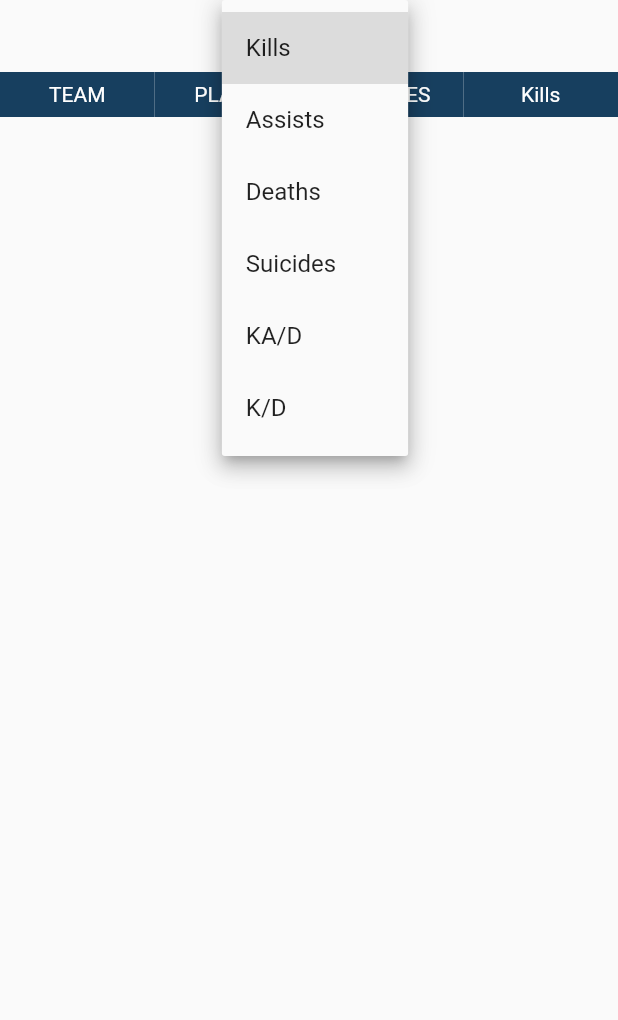
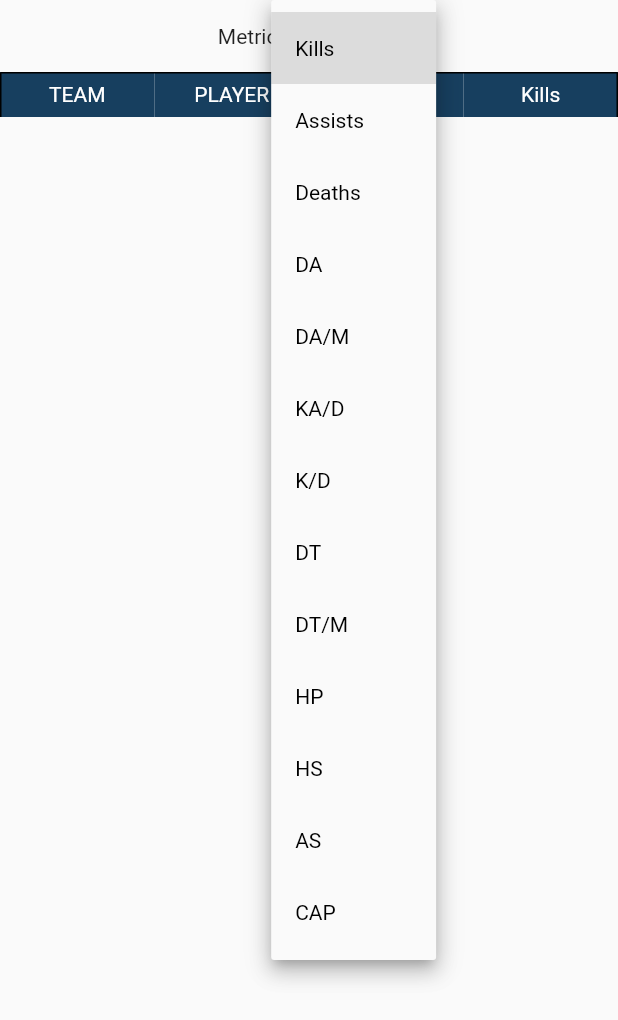
Before and after one commit to jhomlala/logstf, a Flutter app: the LogPlayersStatsView widget shown alone on an empty page, opened directly with empty values, after a tap on "Kills", on a phone screen of 412 x 824 dp. Shown: the top 1020 px of the screen. Run offline on Flutter 3.47's test engine with Material 2 defaults, Android fonts, the phone set to English and light mode, and no system bars; our stand-ins replace dio, rxdart; network calls fail.

Commit message:
Player detailed view implementation

```diff
--- /dev/null
+++ b/lib/manager/stats_manager.dart
@@ -0,0 +1,59 @@
+import 'package:logstf/model/average_player_stats.dart';
+import 'package:logstf/model/player.dart';
+
+class StatsManager {
+  static AveragePlayerStats getAveragePlayerStatsForAllPlayers(
+      List<Player> players) {
+    double averageKills = getAverage(getKills(players));
+    double averageDeaths = getAverage(getDeaths(players));
+    double averageAssists = getAverage(getAssists(players));
+
+    return AveragePlayerStats(
+        type: "ALL",
+        averageKills: averageKills,
+        averageDeaths: averageDeaths,
+        averageAssists: averageAssists);
+  }
+
+  static AveragePlayerStats getAveragePlayerStatsForTeam(
+      List<Player> players, String team) {
+    double averageKills = getAverage(getKills(players, team: team));
+    double averageDeaths = getAverage(getDeaths(players, team: team));
+    double averageAssists = getAverage(getAssists(players, team: team));
+
+    return AveragePlayerStats(
+        type: team,
+        averageKills: averageKills,
+        averageDeaths: averageDeaths,
+        averageAssists: averageAssists);
+  }
+
+  static List<int> getKills(List<Player> players, {String team}) {
+    players = filterTeam(players, team);
+    return players.map((player) => player.kills).toList();
+  }
+
+  static List<int> getDeaths(List<Player> players, {String team}) {
+    players = filterTeam(players, team);
+    return players.map((player) => player.deaths).toList();
+  }
+
+  static List<int> getAssists(List<Player> players, {String team}) {
+    players = filterTeam(players, team);
+    return players.map((player) => player.assists).toList();
+  }
+
+  static List<Player> filterTeam(List<Player> players, String team) {
+    if (team != null) {
+      return players.where((player) => player.team == team).toList();
+    } else {
+      return players;
+    }
+  }
+
+  static double getAverage(List<int> values) {
+    var valuesSum = 0.0;
+    values.forEach((value) => {valuesSum += value});
+    return valuesSum / values.length;
+  }
+}
--- /dev/null
+++ b/lib/model/average_player_stats.dart
@@ -0,0 +1,58 @@
+class AveragePlayerStats {
+  final String type;
+  final double averageKills;
+  final double averageDeaths;
+  final double averageAssists;
+  final int averageSuicides;
+  final double averageKapd;
+  final double averageKpd;
+  final int averageDmg;
+  final int averageDmgReal;
+  final int averageDt;
+  final int averageDtReal;
+  final int averageHr;
+  final int averageLks;
+  final int averageAs;
+  final int averageDapd;
+  final int averageDapm;
+  final int averageUbers;
+  final int averageDrops;
+  final int averageMedkits;
+  final int averageMedkitsHp;
+  final int averageBackstabs;
+  final int averageHeadshots;
+  final int averageHeadshotsHit;
+  final int averageSentries;
+  final int averageHeal;
+  final int averageCpc;
+  final int averageIc;
+
+  const AveragePlayerStats(
+      {this.type,
+      this.averageKills,
+      this.averageDeaths,
+      this.averageAssists,
+      this.averageSuicides,
+      this.averageKapd,
+      this.averageKpd,
+      this.averageDmg,
+      this.averageDmgReal,
+      this.averageDt,
+      this.averageDtReal,
+      this.averageHr,
+      this.averageLks,
+      this.averageAs,
+      this.averageDapd,
+      this.averageDapm,
+      this.averageUbers,
+      this.averageDrops,
+      this.averageMedkits,
+      this.averageMedkitsHp,
+      this.averageBackstabs,
+      this.averageHeadshots,
+      this.averageHeadshotsHit,
+      this.averageSentries,
+      this.averageHeal,
+      this.averageCpc,
+      this.averageIc});
+}
--- a/lib/model/player.dart
+++ b/lib/model/player.dart
@@ -73,5 +73,25 @@ class Player {
       assists: json["assists"],
       suicides: json["suicides"],
       kapd: json["kapd"],
-      kpd: json["kpd"]);
+      kpd: json["kpd"],
+      dmg: json["dmg"],
+      dmgReal: json["dmg_real"],
+      dt: json["dt"],
+      dtReal: json["dt_real"],
+      hr: json["hr"],
+      lks: json["lks"],
+      as: json["as"],
+      dapd: json["dapd"],
+      dapm: json["dapm"],
+      ubers: json["ubers"],
+      drops: json["drops"],
+      medkits: json["medkits"],
+      medkitsHp: json["medkits_hp"],
+      backstabs: json["backstabs"],
+      headshots: json["headshosts"],
+      headshotsHit: json["headshots_hit"],
+      sentries: json["sentries"],
+      heal: json["heal"],
+      cpc: json["cpc"],
+      ic: json["ic"]);
 }
--- a/lib/view/log_players_stats_view.dart
+++ b/lib/view/log_players_stats_view.dart
@@ -1,7 +1,12 @@
+import 'dart:collection';
+
 import 'package:flutter/material.dart';
+import 'package:logstf/manager/stats_manager.dart';
+import 'package:logstf/model/average_player_stats.dart';
 import 'package:logstf/model/log.dart';
 import 'package:logstf/model/player.dart';
 import 'package:logstf/util/app_utils.dart';
+import 'package:logstf/view/log_player_detailed_view.dart';
 
 class LogPlayersStatsView extends StatefulWidget {
   LogPlayersStatsView(this.log);
@@ -16,46 +21,81 @@ class _LogPlayersStatsViewState extends State<LogPlayersStatsView> {
   Map<String, Player> _players;
   Map<String, String> _playerNames;
   String _filterName = "Kills";
+  HashMap<String, AveragePlayerStats> _averagePlayerStatsMap;
+
 
   @override
   void initState() {
     super.initState();
     _players = widget.log.players;
     _playerNames = widget.log.names;
+    _averagePlayerStatsMap = HashMap();
+    _averagePlayerStatsMap["ALL"] =
+        StatsManager.getAveragePlayerStatsForAllPlayers(
+            _players.values.toList());
+    _averagePlayerStatsMap["Red"] = StatsManager.getAveragePlayerStatsForTeam(
+        _players.values.toList(), "Red");
+    _averagePlayerStatsMap["Blue"] = StatsManager.getAveragePlayerStatsForTeam(
+        _players.values.toList(), "Blue");
   }
 
   @override
   Widget build(BuildContext context) {
-    var _playersSteamIds = _players.keys.toList();
-    var _playersList = _players.values.toList();
+    return SingleChildScrollView(
+        child: Column(children: <Widget>[
+      _getFilterDropdownWidget(),
+      Table(
+        border: TableBorder(
+            left: BorderSide(
+              color: Colors.black,
+            ),
+            right: BorderSide(
+              color: Colors.black,
+            ),
+            top: BorderSide(
+              color: Colors.black,
+            )),
+        children: _getTableRows(),
+      )
+    ]));
+  }
 
-    /*return ListView.builder(
-        itemCount: _players.length,
-        itemBuilder: (buildContext, position) {
-          var player = _playersList[position];
-          return  Row(children: [
-            _getTeamWidget(player),
-            Container(width: 100, padding:EdgeInsets.only(left:5),child: Text(_getPlayerName(_playersSteamIds[position])))
-          ]);
-        });*/
-
-    return Column(children: <Widget>[
-       DropdownButton<String>(value: _filterName,
-        items: <String>['Kills', 'Assists', 'Deaths', 'Suicides', 'KA/D', 'K/D'].map((String value) {
+  Widget _getFilterDropdownWidget() {
+    return Row(mainAxisAlignment: MainAxisAlignment.center, children: [
+      Text("Metric: "),
+      Padding(
+        padding: EdgeInsets.only(left: 5),
+      ),
+      DropdownButton<String>(
+        value: _filterName,
+        style: TextStyle(color: Colors.black),
+        items: <String>[
+          "Kills",
+          "Assists",
+          "Deaths",
+          "DA",
+          "DA/M",
+          "KA/D",
+          "K/D",
+          "DT",
+          "DT/M",
+          "HP",
+          "HS",
+          "AS",
+          "CAP"
+        ].map((String value) {
           return new DropdownMenuItem<String>(
             value: value,
             child: new Text(value),
           );
         }).toList(),
         onChanged: (value) {
-         setState((){
+          setState(() {
             _filterName = value;
           });
         },
-      ),
-      Table(
-      children: _getTableRows(),
-    )]);
+      )
+    ]);
   }
 
   List<TableRow> _getTableRows() {
@@ -68,60 +108,132 @@ class _LogPlayersStatsViewState extends State<LogPlayersStatsView> {
       var player = playersListOrdered[index];
       var name = _playerNames[player.steamId];
 
-      var tableRow = TableRow(decoration: BoxDecoration(border:Border(bottom: BorderSide(color: Colors.black))),children: [
+      var tableRow = TableRow(
+          decoration: BoxDecoration(
+              border: Border(bottom: BorderSide(color: Colors.black))),
+          children: [
             _getTeamWidget(player),
-       _getPlayerNameWidget(name),
+            _getPlayerNameWidget(player, name),
             _getPlayerClassesWidget(player),
-       _getCurrentStatWidget(player)
+            _getCurrentStatWidget(player),
           ]);
       tableRowsList.add(tableRow);
     }
     return tableRowsList;
   }
 
+  void onPlayerClicked(Player player) {
+    Navigator.push(
+        context,
+        MaterialPageRoute(
+            builder: (context) => LogPlayerDetailedView(
+                widget.log, player, _averagePlayerStatsMap)));
+  }
 
-
-  List<Player> orderPlayersByField(List<Player> players){
+  List<Player> orderPlayersByField(List<Player> players) {
     List<Player> playersCopy = List();
     playersCopy.addAll(players);
-    switch(_filterName){
+    switch (_filterName) {
       case "Kills":
-        playersCopy.sort((player1,player2) => player2.kills.compareTo(player1.kills));
+        playersCopy
+            .sort((player1, player2) => player2.kills.compareTo(player1.kills));
         break;
       case "Deaths":
-        playersCopy.sort((player1,player2) => player2.deaths.compareTo(player1.deaths));
+        playersCopy.sort(
+            (player1, player2) => player2.deaths.compareTo(player1.deaths));
         break;
       case "Assists":
-        playersCopy.sort((player1, player2) =>
-            player2.assists.compareTo(player1.assists));
+        playersCopy.sort(
+            (player1, player2) => player2.assists.compareTo(player1.assists));
         break;
-      case "Suicides":
-        playersCopy.sort((player1,player2) => player2.suicides.compareTo(player1.suicides));
+      case "DA":
+        playersCopy
+            .sort((player1, player2) => player2.dmg.compareTo(player1.dmg));
+        break;
+
+      case "DA/M":
+        playersCopy
+            .sort((player1, player2) => player2.dapm.compareTo(player1.dapm));
         break;
       case "KA/D":
-        playersCopy.sort((player1,player2) => double.parse(player2.kapd).compareTo(double.parse(player1.kapd)));
+        playersCopy.sort((player1, player2) =>
+            double.parse(player2.kapd).compareTo(double.parse(player1.kapd)));
         break;
       case "K/D":
-        playersCopy.sort((player1,player2) => double.parse(player2.kpd).compareTo(double.parse(player1.kpd)));
+        playersCopy.sort((player1, player2) =>
+            double.parse(player2.kpd).compareTo(double.parse(player1.kpd)));
         break;
-
+      case "DT":
+        playersCopy
+            .sort((player1, player2) => player2.dt.compareTo(player1.dt));
+        break;
+      case "DT/M":
+        playersCopy.sort((player1, player2) =>
+            _calculateDamageTakenPerMinute(player2.dt)
+                .compareTo(_calculateDamageTakenPerMinute(player1.dt)));
+        break;
+      case "HP":
+        playersCopy.sort((player1, player2) =>
+            player2.medkitsHp.compareTo(player1.medkitsHp));
+        break;
+      case "HS":
+        playersCopy.sort((player1, player2) =>
+            player2.headshots.compareTo(player1.headshots));
+        break;
+      case "AS":
+        playersCopy
+            .sort((player1, player2) => player2.as.compareTo(player1.as));
+        break;
+      case "CAP":
+        playersCopy
+            .sort((player1, player2) => player2.as.compareTo(player1.as));
+        break;
     }
-
     return playersCopy;
   }
 
-  TableRow getHeaderTableRow(){
-    return TableRow(children: [_getHeaderWidget("TEAM"),_getHeaderWidget("PLAYER"), _getHeaderWidget("CLASSES"), _getHeaderWidget(_filterName)]);
+  double _calculateDamageTakenPerMinute(int damgeTaken) {
+    var length = widget.log.length / 60;
+    return damgeTaken / length;
   }
 
-
-  Widget _getHeaderWidget(String headerName){
-    return Container(height: 30,decoration: BoxDecoration(color: AppUtils.darkBlueColor,), child: Center(child:Text(headerName, style: TextStyle(color:Colors.white),)),);
+  TableRow getHeaderTableRow() {
+    return TableRow(children: [
+      _getHeaderWidget("TEAM"),
+      _getHeaderWidget("PLAYER"),
+      _getHeaderWidget("CLASSES"),
+      _getHeaderWidget(_filterName),
+    ]);
   }
 
-  Widget _getPlayerNameWidget(String name){
+  Widget _getHeaderWidget(String headerName) {
     return Container(
-      height:30,  padding: EdgeInsets.only(left: 5), child: Center(child: Text(name, overflow: TextOverflow.ellipsis,)),);
+      height: 30,
+      decoration: BoxDecoration(
+        color: AppUtils.darkBlueColor,
+      ),
+      child: Center(
+          child: Text(
+        headerName,
+        style: TextStyle(color: Colors.white),
+      )),
+    );
+  }
+
+  Widget _getPlayerNameWidget(Player player, String name) {
+    return InkWell(
+      onTap: () {
+        onPlayerClicked(player);
+      },
+      child: Container(
+          height: 30,
+          padding: EdgeInsets.only(left: 5),
+          child: Center(
+              child: Text(
+            name,
+            overflow: TextOverflow.ellipsis,
+          ))),
+    );
   }
 
   Widget _getPlayerClassesWidget(Player player) {
@@ -170,7 +282,12 @@ class _LogPlayersStatsViewState extends State<LogPlayersStatsView> {
         );
       }
     });
-    return Center(child: Container(height:30,child:Row(mainAxisAlignment:MainAxisAlignment.center,children: classIcons)));
+    return Center(
+        child: Container(
+            height: 30,
+            child: Row(
+                mainAxisAlignment: MainAxisAlignment.center,
+                children: classIcons)));
   }
 
   String _getPlayerName(String steamId) {
@@ -189,18 +306,24 @@ class _LogPlayersStatsViewState extends State<LogPlayersStatsView> {
       teamName = "BLU";
     }
 
-    return Container(
-      height:30,
-
-        decoration: BoxDecoration(color: teamColor, border: Border(bottom: BorderSide(color: Colors.black))),
+    return InkWell(
+        onTap: () {
+          onPlayerClicked(player);
+        },
+        child: Container(
+            height: 30,
+            width: 50,
+            decoration: BoxDecoration(
+                color: teamColor,
+                border: Border(bottom: BorderSide(color: Colors.black))),
             child: Center(
               child: Text(teamName, style: TextStyle(color: Colors.white)),
-        ));
+            )));
   }
 
   _getCurrentStatWidget(Player player) {
     String value = "";
-    switch (_filterName){
+    switch (_filterName) {
       case "Kills":
         value = "${player.kills}";
         break;
@@ -210,8 +333,11 @@ class _LogPlayersStatsViewState extends State<LogPlayersStatsView> {
       case "Assists":
         value = "${player.assists}";
         break;
-      case "Suicides":
-        value = "${player.suicides}";
+      case "DA":
+        value = "${player.dmg}";
+        break;
+      case "DA/M":
+        value = "${player.dapm}";
         break;
       case "KA/D":
         value = "${player.kapd}";
@@ -219,13 +345,31 @@ class _LogPlayersStatsViewState extends State<LogPlayersStatsView> {
       case "K/D":
         value = "${player.kpd}";
         break;
+      case "DT":
+        value = "${player.dt}";
+        break;
+      case "DT/M":
+        value = "${_calculateDamageTakenPerMinute(player.dt)}";
+        break;
+      case "HP":
+        value = "${player.heal}";
+        break;
+      case "HS":
+        value = "${player.headshots}";
+        break;
+      case "AS":
+        value = "${player.as}";
+        break;
+      case "CAP":
+        value = "${player.as}";
+        break;
     }
 
     return Container(
-      height:30,
-      width: 100, padding: EdgeInsets.only(left: 5), child: Center(child: Text(value)),);
+      height: 30,
+      width: 100,
+      padding: EdgeInsets.only(left: 5),
+      child: Center(child: Text(value)),
+    );
   }
-
-
-
 }
--- a/lib/view/log_view.dart
+++ b/lib/view/log_view.dart
@@ -21,7 +21,7 @@ class _LogViewState extends State<LogView> with SingleTickerProviderStateMixin {
     super.initState();
     logsBloc = LogsBloc();
     tabController = TabController(length: 4, vsync: this);
-    logsBloc.getLog(2275567);
+    logsBloc.getLog(2279044);
   }
 
   @override
```
Also changed, not shown: lib/model/log.dart (+9 -0 lines), lib/view/log_player_class_compare_view.dart (added, +13 -0 lines), lib/view/log_player_detailed_view.dart (added, +53 -0 lines), lib/view/log_player_general_view.dart (added, +86 -0 lines). Lines whose indentation alone changed are shown as unchanged.
